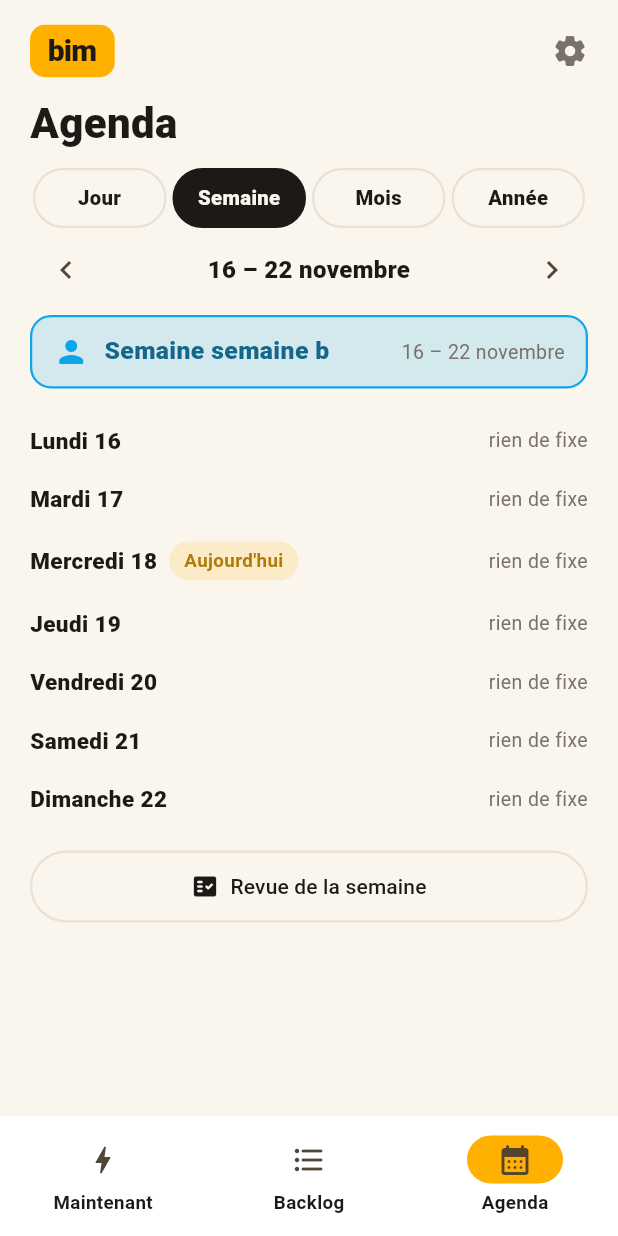
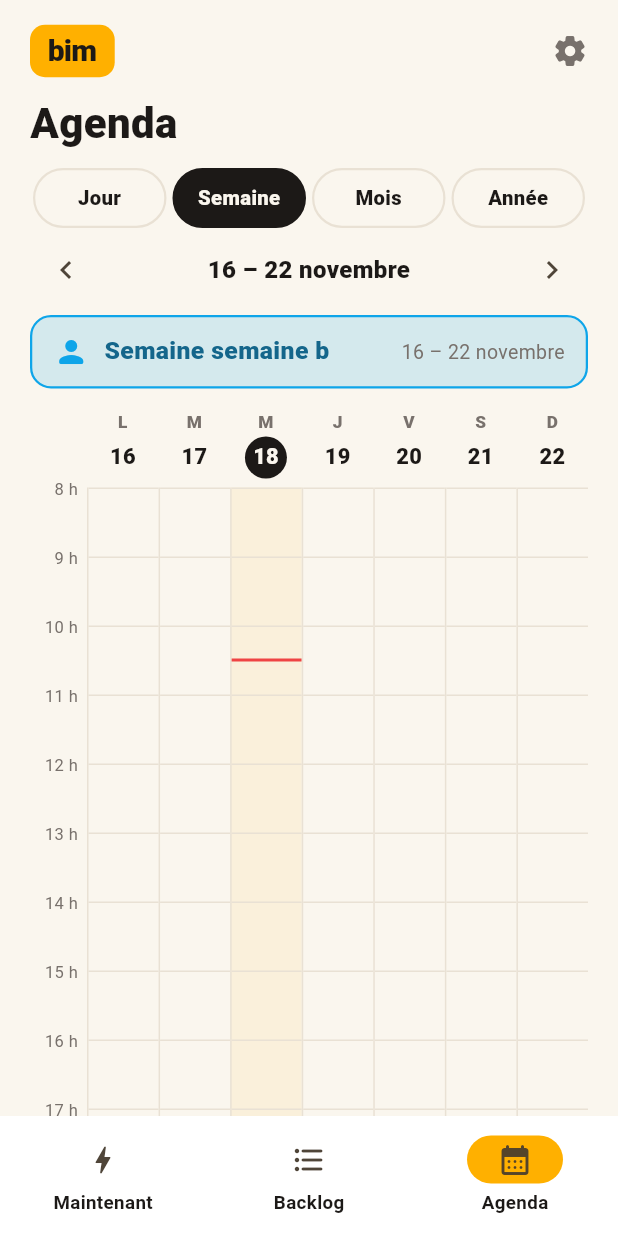
Before and after one commit to okhamfriction-png/bim, a Flutter app: the screen it shows after launch, item 3 of the bottom bar chosen, on a phone screen of 412 x 824 dp. Run offline on Flutter 3.47's test engine with Material 3 defaults, Android fonts, the phone set to English and light mode, and no system bars; our stand-ins replace shared_preferences, video_player, web; missing offline and left inert: dart:js_interop.

Commit message:
Agenda en grille horaire (semaine et jour), erreurs de jeton explicites
Co-Authored-By: Claude Fable 5.2 <noreply@anthropic.com>

```diff
--- a/lib/screens.dart
+++ b/lib/screens.dart
@@ -885,6 +885,198 @@ class _MonthGrid extends StatelessWidget {
   }
 }
 
+const _blockColors = [
+  Color(0xFFF97316),
+  Color(0xFF16A34A),
+  Color(0xFF9333EA),
+  Color(0xFF2563EB),
+  Color(0xFF0D9488),
+];
+Color _blockColor(String label) =>
+    _blockColors[label.codeUnits.fold<int>(0, (a, b) => a + b) % _blockColors.length];
+
+/// Grille horaire façon agenda : les jours en colonnes, les heures en lignes,
+/// les blocs en rectangles de couleur placés à leur heure.
+class _TimeGrid extends StatelessWidget {
+  final List<DateTime> days;
+  final void Function(DateTime) onDay;
+  const _TimeGrid(this.days, {required this.onDay});
+
+  @override
+  Widget build(BuildContext context) {
+    final p = Pal.of(context);
+    final s = store.schedule;
+    final wide = days.length == 1;
+    final now = DateTime.now();
+    final today = ymd(now);
+
+    // Plage d'heures affichée : au moins 8 h – 20 h, élargie à ce qui est prévu.
+    var lo = 8 * 60, hi = 20 * 60;
+    for (final d in days) {
+      for (final o in s.occs(d)) {
+        if (o.start < lo) lo = o.start;
+        if (o.end > hi) hi = o.end;
+      }
+      for (final e in s.eventsOn(d)) {
+        final st = (e['start'] as num).toInt();
+        if (st < lo) lo = st;
+        if (st + 90 > hi) hi = st + 90;
+      }
+      for (final h in s.hints(d)) {
+        if (h.start < lo) lo = h.start;
+        if (h.start + 30 > hi) hi = h.start + 30;
+      }
+    }
+    final h0 = lo ~/ 60, h1 = ((hi + 59) ~/ 60).clamp(0, 24);
+    const hh = 46.0;
+    final total = (h1 - h0) * hh;
+    double y(int m) => (m - h0 * 60) / 60 * hh;
+
+    Widget box(String label, Color color, int start, int end,
+        {double alpha = 1, IconData? icon, VoidCallback? onTap}) {
+      final height = (y(end) - y(start) - 2).clamp(18.0, total);
+      final size = wide ? 14.5 : 10.5;
+      return Positioned(
+        top: y(start) + 1,
+        left: 2,
+        right: 2,
+        height: height,
+        child: GestureDetector(
+          onTap: onTap,
+          child: Container(
+            padding: EdgeInsets.symmetric(horizontal: wide ? 10 : 3, vertical: wide ? 6 : 3),
+            decoration: BoxDecoration(
+                color: color.withValues(alpha: alpha), borderRadius: BorderRadius.circular(7)),
+            child: Column(crossAxisAlignment: CrossAxisAlignment.start, children: [
+              if (icon != null) Icon(icon, size: wide ? 16 : 12, color: Colors.white),
+              Flexible(
+                child: Text(wide ? '$label  ·  ${hm(start)} – ${hm(end)}' : label,
+                    overflow: TextOverflow.fade,
+                    style: TextStyle(
+                        fontSize: size,
+                        height: 1.15,
+                        fontWeight: FontWeight.w800,
+                        color: Colors.white)),
+              ),
+            ]),
+          ),
+        ),
+      );
+    }
+
+    return Column(children: [
+      if (!wide)
+        Padding(
+          padding: const EdgeInsets.only(bottom: 6),
+          child: Row(children: [
+            const SizedBox(width: 38),
+            for (final d in days)
+              Expanded(
+                child: GestureDetector(
+                  behavior: HitTestBehavior.opaque,
+                  onTap: () => onDay(d),
+                  child: Column(children: [
+                    Text(dayLetters[d.weekday - 1],
+                        style: TextStyle(
+                            fontSize: 11.5, fontWeight: FontWeight.w800, color: p.sub)),
+                    const SizedBox(height: 2),
+                    Container(
+                      width: 28,
+                      height: 28,
+                      alignment: Alignment.center,
+                      decoration: BoxDecoration(
+                          color: ymd(d) == today ? p.ink : Colors.transparent,
+                          shape: BoxShape.circle),
+                      child: Text('${d.day}',
+                          style: TextStyle(
+                              fontSize: 14.5,
+                              fontWeight: FontWeight.w800,
+                              color: ymd(d) == today ? p.bg : p.ink)),
+                    ),
+                  ]),
+                ),
+              ),
+          ]),
+        ),
+      Row(crossAxisAlignment: CrossAxisAlignment.start, children: [
+        SizedBox(
+          width: 38,
+          height: total,
+          child: Stack(clipBehavior: Clip.none, children: [
+            for (var h = h0; h < h1; h++)
+              Positioned(
+                  top: y(h * 60) - 7,
+                  right: 6,
+                  child: Text('$h h', style: TextStyle(fontSize: 11, color: p.sub))),
+          ]),
+        ),
+        for (final d in days)
+          Expanded(
+            child: Container(
+              height: total,
+              decoration: BoxDecoration(
+                  color: ymd(d) == today && !wide ? p.accent.withValues(alpha: .08) : null,
+                  border: Border(left: BorderSide(color: p.line))),
+              child: Stack(children: [
+                for (var h = h0; h < h1; h++)
+                  Positioned(
+                      top: y(h * 60),
+                      left: 0,
+                      right: 0,
+                      child: Container(height: 1, color: p.line)),
+                for (final o in s.occs(d))
+                  () {
+                    final st = s.statusOf(o);
+                    return box(o.block.label, _blockColor(o.block.label), o.start, o.end,
+                        alpha: st == 'manque' || st == 'hors' ? .4 : 1,
+                        icon: st == 'tenu'
+                            ? Icons.check_circle
+                            : (o.moved ? Icons.swap_horiz_rounded : null),
+                        onTap: st == 'attente'
+                            ? () => sheet(context, MoveSheet(o, Schedule.mondayOf(d)))
+                            : null);
+                  }(),
+                for (final e in s.eventsOn(d))
+                  box('${e['label']}', const Color(0xFFCA8A04), (e['start'] as num).toInt(),
+                      (e['start'] as num).toInt() + 90,
+                      icon: Icons.star_rounded, onTap: () => _askCut(context, e)),
+                for (final h in s.hints(d))
+                  Positioned(
+                    top: y(h.start) - (wide ? 9 : 7),
+                    left: 2,
+                    right: 2,
+                    child: Row(children: [
+                      Icon(Icons.family_restroom_rounded, size: wide ? 16 : 13, color: _kids),
+                      Expanded(
+                        child: wide
+                            ? Padding(
+                                padding: const EdgeInsets.only(left: 6),
+                                child: Text('${hm(h.start)}  ${h.label}',
+                                    overflow: TextOverflow.ellipsis,
+                                    style: TextStyle(
+                                        fontSize: 13,
+                                        fontWeight: FontWeight.w700,
+                                        color: Color.lerp(_kids, p.ink, .35))),
+                              )
+                            : Container(height: 2, color: _kids),
+                      ),
+                    ]),
+                  ),
+                if (ymd(d) == today && now.hour >= h0 && now.hour < h1)
+                  Positioned(
+                    top: y(now.hour * 60 + now.minute) - 1,
+                    left: 0,
+                    right: 0,
+                    child: Container(height: 2, color: const Color(0xFFEF4444)),
+                  ),
+              ]),
+            ),
+          ),
+      ]),
+    ]);
+  }
+}
+
 const agendaViews = {'jour': 'Jour', 'semaine': 'Semaine', 'mois': 'Mois', 'annee': 'Année'};
 
 class AgendaScreen extends StatefulWidget {
@@ -911,84 +1103,6 @@ class _AgendaScreenState extends State<AgendaScreen> {
         cursor = d;
       });
 
-  /// Les blocs, dates ponctuelles et repères d'un jour.
-  List<Widget> items(BuildContext context, DateTime date) {
-    final p = Pal.of(context);
-    final s = store.schedule;
-    Widget card({required Widget child, Color? border, Color? fill, VoidCallback? onTap}) =>
-        GestureDetector(
-          onTap: onTap,
-          child: Container(
-            margin: const EdgeInsets.only(bottom: 8),
-            padding: const EdgeInsets.symmetric(horizontal: 16, vertical: 13),
-            decoration: BoxDecoration(
-                color: fill ?? p.card,
-                borderRadius: BorderRadius.circular(18),
-                border: Border.all(color: border ?? p.line)),
-            child: child,
-          ),
-        );
-    Widget time(String a, [String? b]) => SizedBox(
-          width: 84,
-          child: Text(b == null ? a : '$a\n$b',
-              style: TextStyle(color: p.sub, fontWeight: FontWeight.w700, height: 1.35)),
-        );
-    return [
-      for (final o in s.occs(date))
-        Builder(builder: (context) {
-          final st = s.statusOf(o);
-          return card(
-            onTap: st == 'attente'
-                ? () => sheet(context, MoveSheet(o, Schedule.mondayOf(date)))
-                : null,
-            child: Row(children: [
-              time(hm(o.start), hm(o.end)),
-              Expanded(
-                child: Column(crossAxisAlignment: CrossAxisAlignment.start, children: [
-                  Text(o.block.label,
-                      style:
-                          TextStyle(fontSize: 17, fontWeight: FontWeight.w800, color: p.ink)),
-                  Text(o.moved ? 'Bloc fixe, déplacé pour un entretien' : 'Bloc fixe',
-                      style: TextStyle(color: p.sub, fontSize: 13)),
-                ]),
-              ),
-              Pill(_statusNames[st]!, _statusColors[st]!),
-            ]),
-          );
-        }),
-      for (final e in s.eventsOn(date))
-        card(
-          fill: p.accent.withValues(alpha: .14),
-          border: p.accent.withValues(alpha: .6),
-          onTap: () => _askCut(context, e),
-          child: Row(children: [
-            time(hm((e['start'] as num).toInt())),
-            Expanded(
-              child: Column(crossAxisAlignment: CrossAxisAlignment.start, children: [
-                Text('${e['label']}',
-                    style: TextStyle(fontSize: 17, fontWeight: FontWeight.w800, color: p.ink)),
-                Text(
-                    e['cutEnd'] == null
-                        ? 'Touche pour dire à quelle heure la rue s\'arrête'
-                        : 'La rue s\'arrête à ${hm((e['cutEnd'] as num).toInt())}',
-                    style: TextStyle(color: p.sub, fontSize: 13)),
-              ]),
-            ),
-          ]),
-        ),
-      for (final h in s.hints(date))
-        Padding(
-          padding: const EdgeInsets.fromLTRB(16, 4, 16, 8),
-          child: Row(children: [
-            time(hm(h.start)),
-            Icon(Icons.family_restroom_rounded, size: 18, color: _kids),
-            const SizedBox(width: 8),
-            Expanded(child: Text(h.label, style: TextStyle(color: p.sub, fontSize: 15))),
-          ]),
-        ),
-    ];
-  }
-
   @override
   Widget build(BuildContext context) {
     final p = Pal.of(context);
@@ -1001,44 +1115,26 @@ class _AgendaScreenState extends State<AgendaScreen> {
       'mois' => '${cap(monthNames[cursor.month - 1])} ${cursor.year}',
       _ => '${cursor.year}',
     };
-    final today = ymd(DateTime.now());
-
     final body = <Widget>[];
-    if (view == 'jour') {
-      final it = items(context, cursor);
+    if (view == 'jour' || view == 'semaine') {
       body.add(_WeekBadge(cursor));
-      body.addAll(it);
-      if (it.isEmpty) {
+      body.add(_TimeGrid(
+          view == 'jour' ? [cursor] : [for (var i = 0; i < 7; i++) _day(monday, i)],
+          onDay: (d) => go('jour', d)));
+      final hints = view == 'semaine'
+          ? {for (var i = 0; i < 7; i++) ...s.hints(_day(monday, i)).map((h) => h.label)}
+          : <String>{};
+      if (hints.isNotEmpty) {
         body.add(Padding(
-          padding: const EdgeInsets.symmetric(vertical: 36),
-          child: Text('Rien de fixe ce jour-là :\ntout le temps est au backlog.',
-              textAlign: TextAlign.center, style: TextStyle(color: p.sub, fontSize: 15)),
+          padding: const EdgeInsets.only(top: 12),
+          child: Row(crossAxisAlignment: CrossAxisAlignment.start, children: [
+            const Icon(Icons.family_restroom_rounded, size: 16, color: _kids),
+            const SizedBox(width: 8),
+            Expanded(
+                child: Text(hints.join(' · '),
+                    style: TextStyle(color: p.sub, fontSize: 13))),
+          ]),
         ));
-      }
-    } else if (view == 'semaine') {
-      body.add(_WeekBadge(cursor));
-      for (var i = 0; i < 7; i++) {
-        final d = _day(monday, i);
-        final it = items(context, d);
-        body.add(GestureDetector(
-          behavior: HitTestBehavior.opaque,
-          onTap: () => go('jour', d),
-          child: Padding(
-            padding: const EdgeInsets.only(top: 10, bottom: 8),
-            child: Row(children: [
-              Text('${cap(dayNames[i])} ${d.day}',
-                  style: TextStyle(fontSize: 15, fontWeight: FontWeight.w900, color: p.ink)),
-              const SizedBox(width: 8),
-              if (ymd(d) == today) Pill('Aujourd\'hui', p.accent),
-              if (it.isEmpty)
-                Expanded(
-                    child: Text('rien de fixe',
-                        textAlign: TextAlign.end,
-                        style: TextStyle(color: p.sub, fontSize: 13))),
-            ]),
-          ),
-        ));
-        body.addAll(it);
       }
       body.add(const SizedBox(height: 16));
       body.add(OutlinedButton.icon(
```
Also changed, not shown: lib/store.dart (+16 -1 lines).
